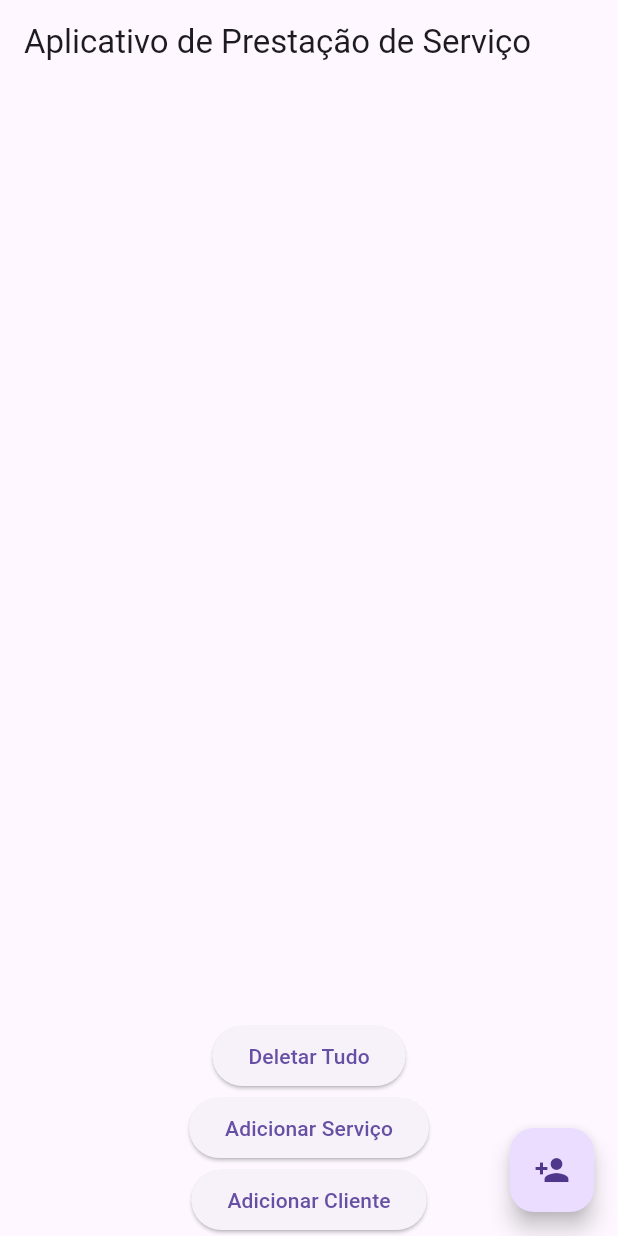
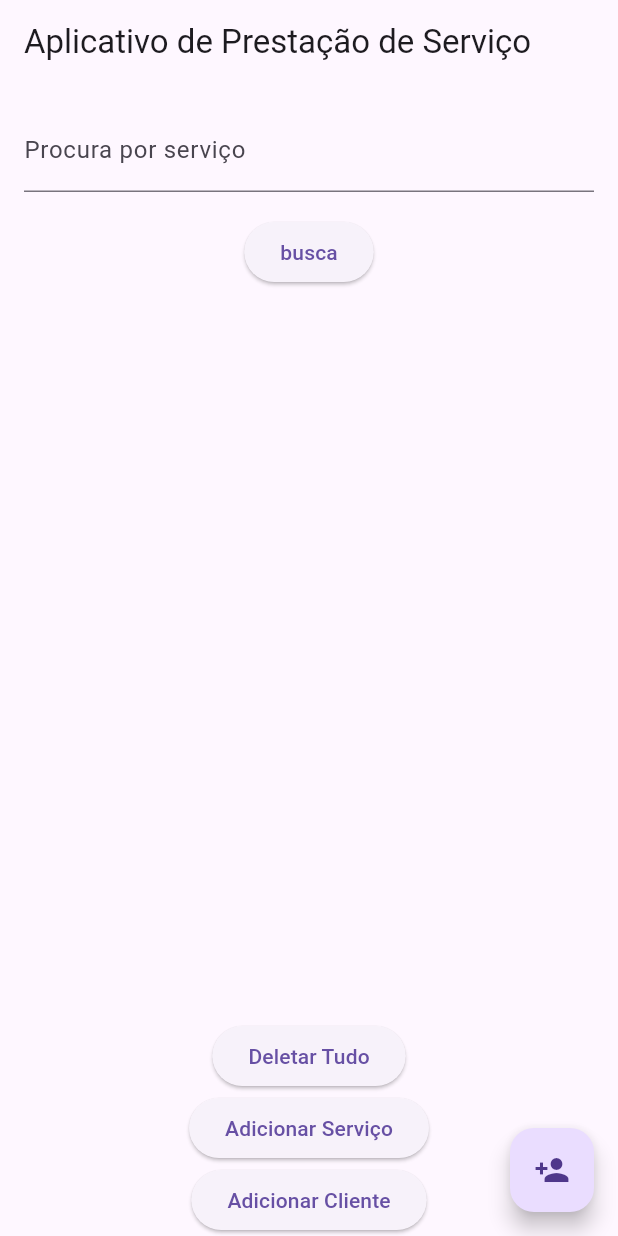
Before and after one commit to thisisbrunv/TRABALHO__1, a Flutter app: the screen it shows after launch, on a phone screen of 412 x 824 dp. Run offline on Flutter 3.47's test engine with Material 3 defaults, Android fonts, the phone set to English and light mode, and no system bars; our stand-ins replace sqflite; accounts and stored records are empty.

Commit message:
barra de busca feita

```diff
--- a/lib/bd/banco_helper.dart
+++ b/lib/bd/banco_helper.dart
@@ -42,7 +42,6 @@ class BancoHelper {
   // Configurar a intância única da classe.
   // Abre a base de dados (e cria quando ainda não existir).
   Future<Database> get database async {
-    if (_bancoDeDados != null) return _bancoDeDados;
 
     _bancoDeDados = await iniciarBD();
     return _bancoDeDados;
--- a/lib/main.dart
+++ b/lib/main.dart
@@ -7,7 +7,7 @@ import 'package:trab_1/model/cliente.dart';
 import 'package:trab_1/pessoa_detalhe.dart';
 import 'package:flutter/material.dart';
 import 'dart:math';
-import 'package:sqflite/sqflite.dart';
+
 
 
 void main() => runApp(const MainApp());
@@ -24,6 +24,8 @@ class MainApp extends StatelessWidget {
     );
   }
 }
+
+
 
 class MainScreen extends StatefulWidget {
   const MainScreen({super.key});
@@ -152,6 +154,7 @@ void carregarClientesSalvos() async {
             child: Column(
               mainAxisAlignment: MainAxisAlignment.center,
               children: [
+                SearchForm(),
                 Expanded(
                   child: ListView.builder(
                     itemCount: _dados.length,
@@ -282,29 +285,29 @@ class _SearchFormState extends State<SearchForm> {
   @override
   Widget build(BuildContext context) {
     return Padding(
-      padding: EdgeInsets.all(16.0),
+      padding: const EdgeInsets.all(16.0),
       child: Column(
         mainAxisAlignment: MainAxisAlignment.center,
         children: <Widget>[
           TextField(
             controller: _controller,
-            decoration: InputDecoration(
+            decoration: const InputDecoration(
               labelText: 'Procura por serviço',
             ),
           ),
-          SizedBox(height: 16.0),
+          const SizedBox(height: 16.0),
           ElevatedButton(
             onPressed: _search,
-            child: Text('busca'),
+            child: const Text('busca'),
           ),
-          SizedBox(height: 16.0),
+          const SizedBox(height: 16.0),
           if (_searchResult != null)
             Expanded(
               child: ListView.builder(
                 itemCount: _searchResult!.length,
                 itemBuilder: (context, index) {
                   return ListTile(
-                    title: Text(_searchResult![index]['Nome']),
+                    title: Text(_searchResult![index]['nomeServ']),
                   );
                 },
               ),
```
